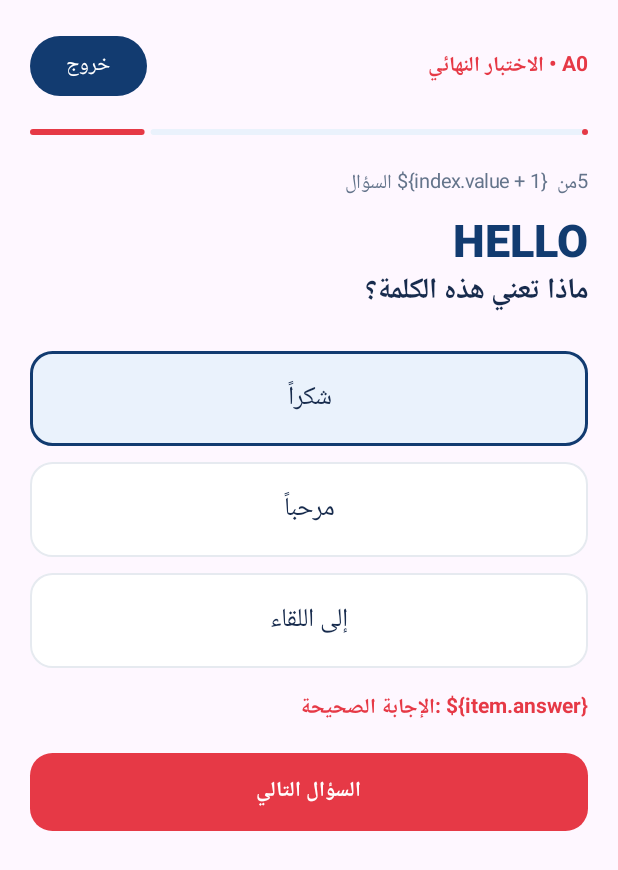
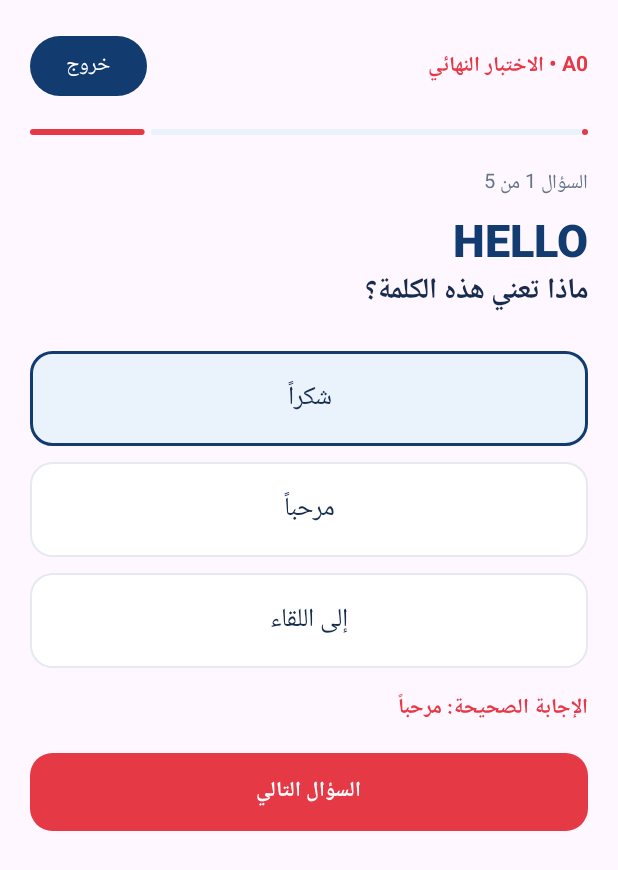
Before and after one commit to boriomega/english-plus, an Android app built with Jetpack Compose: the composable FinalExamScreen shown on its own in the app's theme, after a tap on "تحقق من الإجابة", on a phone screen of 412 x 824 dp. Shown: the top 870 px of the screen. Run offline under Robolectric (Android 15) with nearby library versions, the phone set to English and light mode, and no system bars; 2 other taps on this screen came first.

Commit message:
Fix final exam result text interpolation

```diff
--- a/app/src/main/java/com/englishplus/app/MainActivity.kt
+++ b/app/src/main/java/com/englishplus/app/MainActivity.kt
@@ -453,7 +453,7 @@ private fun FinalExamScreen(onBack: () -> Unit, onComplete: (Boolean) -> Unit) {
         LinearProgressIndicator(progress = { (index.value + if (checked.value) 1 else 0).toFloat() / questions.size }, modifier = Modifier.fillMaxWidth(), color = FlagRed, trackColor = PaleBlue)
         Spacer(Modifier.height(22.dp))
         if (!finished.value) {
-            Text("السؤال \${index.value + 1} من 5", color = Color(0xFF64748B), fontSize = 13.sp)
+            Text("السؤال ${index.value + 1} من 5", color = Color(0xFF64748B), fontSize = 13.sp)
             Spacer(Modifier.height(10.dp))
             Text(item.word, color = Navy, fontSize = 30.sp, fontWeight = FontWeight.ExtraBold)
             Text(item.question, color = Ink, fontSize = 19.sp, fontWeight = FontWeight.Bold)
@@ -468,7 +468,7 @@ private fun FinalExamScreen(onBack: () -> Unit, onComplete: (Boolean) -> Unit) {
             }
             if (checked.value) {
                 Spacer(Modifier.height(10.dp))
-                Text(if (correct) "إجابة صحيحة" else "الإجابة الصحيحة: \${item.answer}", color = if (correct) Green else FlagRed, fontWeight = FontWeight.Bold)
+                Text(if (correct) "إجابة صحيحة" else "الإجابة الصحيحة: ${item.answer}", color = if (correct) Green else FlagRed, fontWeight = FontWeight.Bold)
             }
             Spacer(Modifier.height(18.dp))
             Button(
@@ -492,7 +492,7 @@ private fun FinalExamScreen(onBack: () -> Unit, onComplete: (Boolean) -> Unit) {
             Spacer(Modifier.height(42.dp))
             Text(if (passed) "ممتاز! اجتزت الاختبار" else "واصل التدريب وحاول مرة أخرى", color = Navy, fontSize = 23.sp, fontWeight = FontWeight.ExtraBold, textAlign = TextAlign.Center)
             Spacer(Modifier.height(12.dp))
-            Text("\${score.value} من 5 إجابات صحيحة", color = if (passed) Green else FlagRed, fontSize = 20.sp, fontWeight = FontWeight.Bold)
+            Text("${score.value} من 5 إجابات صحيحة", color = if (passed) Green else FlagRed, fontSize = 20.sp, fontWeight = FontWeight.Bold)
             Text(if (passed) "تم تسجيل نجاحك في اختبار A0 على هذا الجهاز." else "تحتاج إلى 4 إجابات صحيحة على الأقل. يمكنك إعادة الاختبار.", color = Ink, fontSize = 14.sp, textAlign = TextAlign.Center)
             Spacer(Modifier.height(24.dp))
             Button(onClick = { onComplete(passed) }, modifier = Modifier.fillMaxWidth(), colors = ButtonDefaults.buttonColors(containerColor = Navy), shape = RoundedCornerShape(15.dp)) { Text("العودة إلى المسار") }
```
